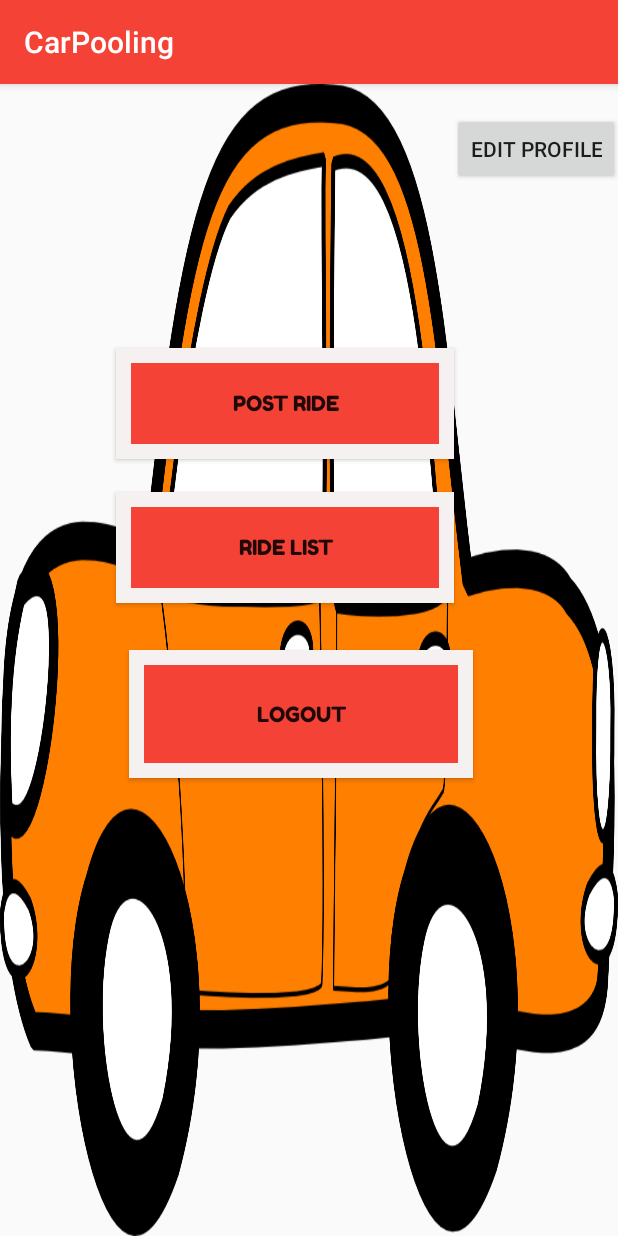
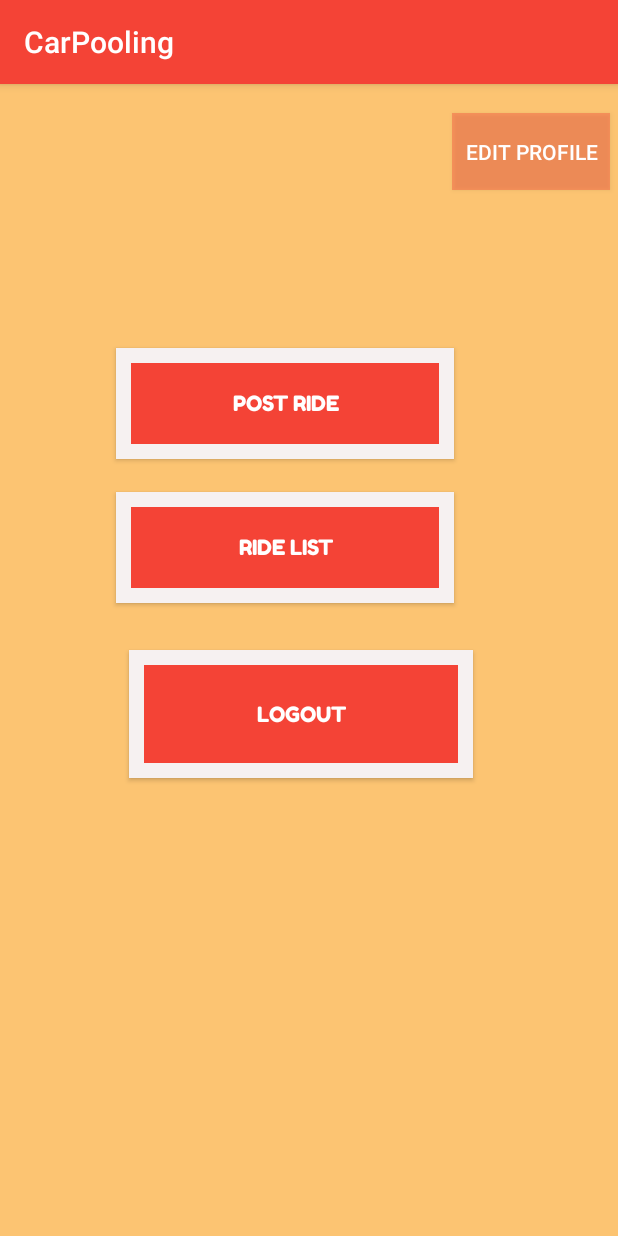
Before and after one commit to harpal779/CarPooling, an Android app: the Driver1 screen opened directly, with no data from a screen before it, on a phone screen of 412 x 824 dp. Run offline under Robolectric (Android 15) with nearby library versions, the phone set to English and light mode, and no system bars; Roboto replaces fonts that are not available here.

Commit message:
designing

```diff
--- a/app/src/main/res/layout/activity_admin.xml
+++ b/app/src/main/res/layout/activity_admin.xml
@@ -38,7 +38,7 @@
 
         android:fontFamily="@font/kavoon"
         android:text="Welcome  Admin"
-        android:textColor="#F8B4B4"
+        android:textColor="#88F44336"
         android:textColorHighlight="#232121"
         android:textColorHint="#151515"
         android:textSize="40sp"
--- a/app/src/main/res/layout/activity_driver1.xml
+++ b/app/src/main/res/layout/activity_driver1.xml
@@ -4,7 +4,7 @@
     xmlns:tools="http://schemas.android.com/tools"
     android:layout_width="match_parent"
     android:layout_height="match_parent"
-    android:background="@drawable/driver1"
+    android:background="#8AFF9800"
     tools:context=".Driver1">
 
     <Button
@@ -17,8 +17,9 @@
         android:layout_marginTop="176dp"
         android:background="@drawable/border"
         android:fontFamily="@font/fredoka_one"
+        android:onClick="PostRide"
         android:text="Post Ride"
-        android:onClick="PostRide"
+        android:textColor="#FFFFFF"
         app:layout_constraintStart_toStartOf="parent"
         app:layout_constraintTop_toTopOf="parent"
         tools:ignore="MissingConstraints,OnClick" />
@@ -34,6 +35,7 @@
         android:background="@drawable/border"
         android:fontFamily="@font/fredoka_one"
         android:text="RIDE LIST"
+        android:textColor="#FFFFFF"
         app:layout_constraintStart_toStartOf="parent"
         app:layout_constraintTop_toBottomOf="@+id/button5"
         android:onClick="Ridelist"
@@ -49,18 +51,21 @@
         android:background="@drawable/border"
         android:fontFamily="@font/fredoka_one"
         android:text="Logout"
+        android:textColor="#FFFFFF"
         app:layout_constraintStart_toStartOf="parent"
         app:layout_constraintTop_toBottomOf="@+id/button11"
         tools:ignore="MissingConstraints" />
 
     <Button
         android:id="@+id/button12"
-        android:layout_width="wrap_content"
-        android:layout_height="wrap_content"
+        android:layout_width="105dp"
+        android:layout_height="51dp"
         android:layout_marginStart="301dp"
         android:layout_marginLeft="301dp"
         android:layout_marginTop="19dp"
+        android:background="#60F44336"
         android:text="Edit Profile"
+        android:textColor="#FFFFFF"
         app:layout_constraintStart_toStartOf="parent"
         app:layout_constraintTop_toTopOf="parent" />
 </androidx.constraintlayout.widget.ConstraintLayout>
--- a/app/src/main/res/layout/activity_driver2.xml
+++ b/app/src/main/res/layout/activity_driver2.xml
@@ -3,7 +3,7 @@
     xmlns:app="http://schemas.android.com/apk/res-auto"
     xmlns:tools="http://schemas.android.com/tools"
     android:layout_width="match_parent"
-    android:background="#FF9800"
+    android:background="#8AFF9800"
     android:layout_height="match_parent"
     tools:context=".Driver2">
 
@@ -31,6 +31,7 @@
         android:ems="10"
         android:hint="Car Name"
         android:inputType="textEmailAddress"
+        android:textColor="#2B2828"
         app:layout_constraintStart_toStartOf="parent"
         app:layout_constraintTop_toTopOf="parent"
         tools:text="Car Name" />
```
